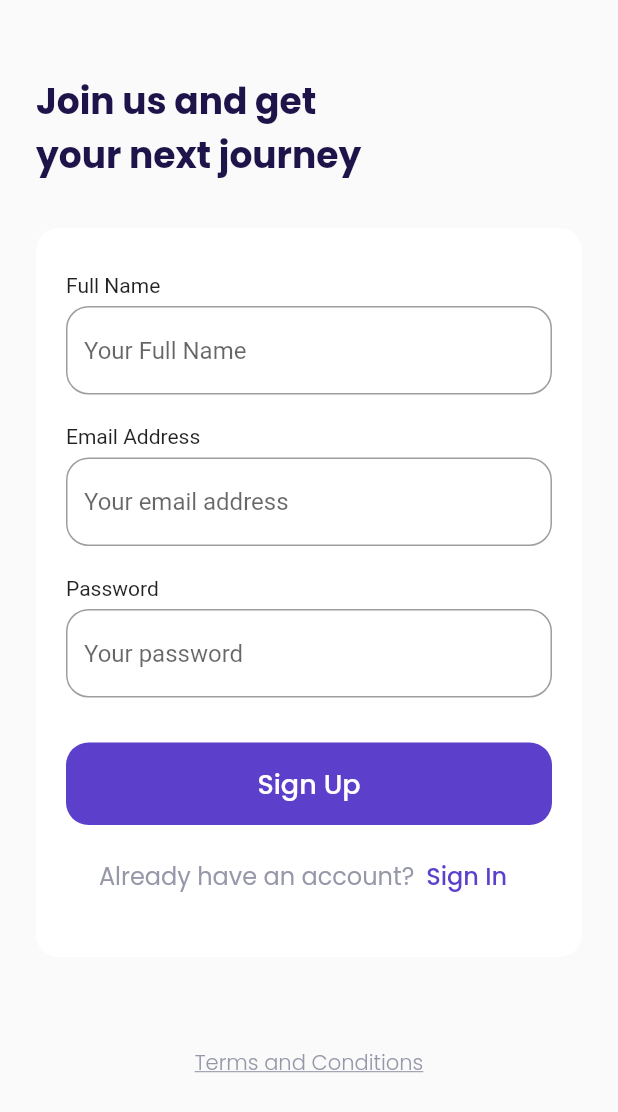
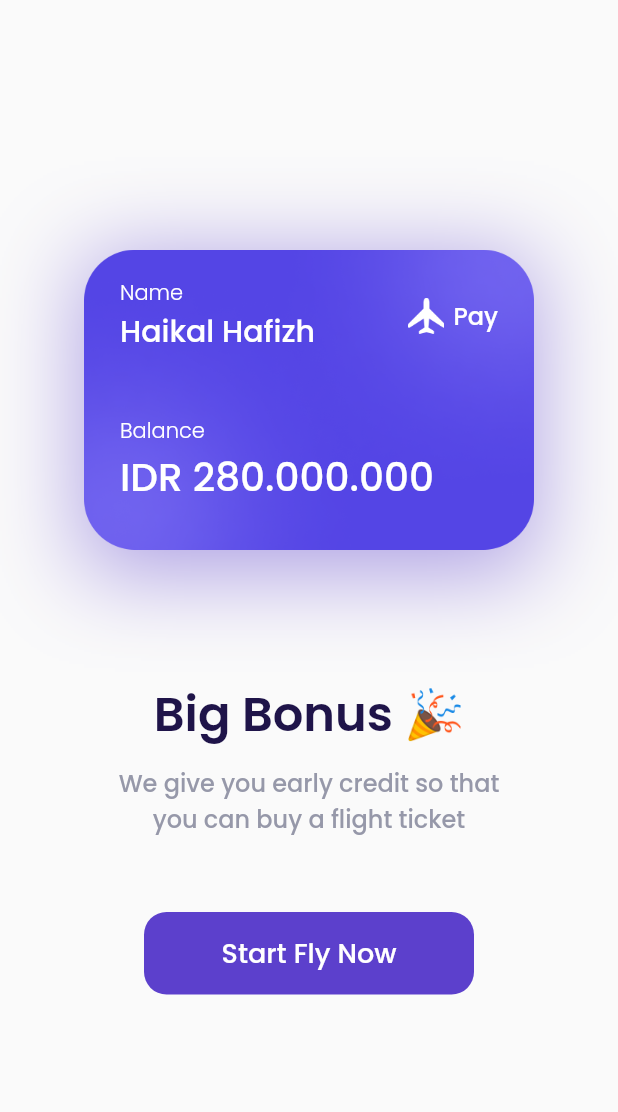
Before and after one commit to haikalhafizh24/flight-ticket-app, a Flutter app: the SignUpPage screen opened by its route, after a tap on "Sign Up", on a phone screen of 412 x 824 dp. Shown: the top 1112 px of the screen. Run offline on Flutter 3.47's test engine with Material 2 defaults, Android fonts, the light colour scheme and no system bars; our stand-ins replace google_fonts.

Commit message:
added bonus page

```diff
--- a/lib/main.dart
+++ b/lib/main.dart
@@ -1,4 +1,5 @@
 import 'package:flutter/material.dart';
+import 'package:hai_air/ui/page/bonus_page.dart';
 import 'package:hai_air/ui/page/get_started_page.dart';
 import 'package:hai_air/ui/page/sign_up_page.dart';
 import 'package:hai_air/ui/page/splash_page.dart';
@@ -18,6 +19,7 @@
         '/': (context) => const SplashPage(),
         '/get-started' : (context) => const GetStartedPage(),
         '/sign-up' : (context) =>const SignUpPage(),
+        '/bonus-page' : (context) => const BonusPage(),
       },
     );
   }
--- /dev/null
+++ b/lib/ui/page/bonus_page.dart
@@ -0,0 +1,148 @@
+import 'package:flutter/material.dart';
+import '../../shared/theme.dart';
+
+class BonusPage extends StatelessWidget {
+  const BonusPage({Key? key}) : super(key: key);
+
+  Widget bonusCard() {
+    return Container(
+      width: 300,
+      height: 211,
+      padding: EdgeInsetsDirectional.all(defaultMargin),
+      decoration: BoxDecoration(
+          image: const DecorationImage(
+            image: AssetImage('assets/image_card.png'),
+          ),
+          boxShadow: [
+            BoxShadow(
+              color: kPrimaryColor.withOpacity(0.5),
+              blurRadius: 50,
+              offset: const Offset(0, 10),
+            )
+          ]),
+      child: Column(
+        crossAxisAlignment: CrossAxisAlignment.start,
+        children: [
+          Row(
+            children: [
+              Expanded(
+                child: Column(
+                  crossAxisAlignment: CrossAxisAlignment.start,
+                  children: [
+                    Text(
+                      'Name',
+                      style: whiteTextStyle.copyWith(
+                        fontWeight: light,
+                      ),
+                    ),
+                    Text(
+                      "Haikal Hafizh",
+                      style: whiteTextStyle.copyWith(
+                        fontSize: 20,
+                        fontWeight: medium,
+                      ),
+                      overflow: TextOverflow.ellipsis,
+                    ),
+                  ],
+                ),
+              ),
+              Container(
+                width: 24,
+                height: 24,
+                margin: const EdgeInsets.only(right: 6),
+                decoration: const BoxDecoration(
+                  image: DecorationImage(
+                    image: AssetImage('assets/icon_plane.png'),
+                  ),
+                ),
+              ),
+              Text(
+                'Pay',
+                style: whiteTextStyle.copyWith(
+                  fontWeight: medium,
+                  fontSize: 16,
+                ),
+              ),
+            ],
+          ),
+          const SizedBox(
+            height: 41,
+          ),
+          Text(
+            'Balance',
+            style: whiteTextStyle.copyWith(
+              fontWeight: light
+            ),
+          ),
+          Text('IDR 280.000.000',
+          style: whiteTextStyle.copyWith(
+            fontWeight: medium,
+            fontSize: 26,
+          ),)
+        ],
+      ),
+    );
+  }
+
+  Widget title() {
+    return Container(
+      margin: const EdgeInsets.only(top: 80),
+      child: Text(
+        'Big Bonus 🎉',
+        style: blackTextStyle.copyWith(
+          fontSize: 32,
+          fontWeight: semiBold,
+        ),
+      ),
+    );
+  }
+
+  Widget subTitle() {
+    return Container(
+      margin: const EdgeInsets.only(top: 10),
+      child: Text(
+        'We give you early credit so that\nyou can buy a flight ticket',
+        style: greyTextStyle.copyWith(
+          fontSize: 16,
+          fontWeight: medium,
+        ),
+        textAlign: TextAlign.center,
+      ),
+    );
+  }
+
+  Widget startButton() {
+    return Container(
+      width: 220,
+      height: 55,
+      margin: const EdgeInsets.only(top: 50),
+      child: TextButton(
+        onPressed: () {},
+        style: TextButton.styleFrom(
+            backgroundColor: kPrimaryColor,
+            shape: RoundedRectangleBorder(
+                borderRadius: BorderRadius.circular(defaultRadius))),
+        child: Text(
+          'Start Fly Now',
+          style: whiteTextStyle.copyWith(
+            fontSize: 18,
+            fontWeight: medium,
+          ),
+        ),
+      ),
+    );
+  }
+
+  @override
+  Widget build(BuildContext context) {
+    return Scaffold(
+      backgroundColor: kBackgroundColor,
+      body: Center(
+        child: Column(
+          mainAxisAlignment: MainAxisAlignment.center,
+          children: [bonusCard(), title(), subTitle(), startButton()],
+        ),
+      ),
+    );
+  }
+}
--- a/lib/ui/page/sign_up_page.dart
+++ b/lib/ui/page/sign_up_page.dart
@@ -107,7 +107,9 @@
           width: double.infinity,
           height: 55,
           child: TextButton(
-            onPressed: () {},
+            onPressed: () {
+              Navigator.pushNamed(context,'/bonus-page');
+            },
             style: TextButton.styleFrom(
                 backgroundColor: kPrimaryColor,
                 shape: RoundedRectangleBorder(
```
